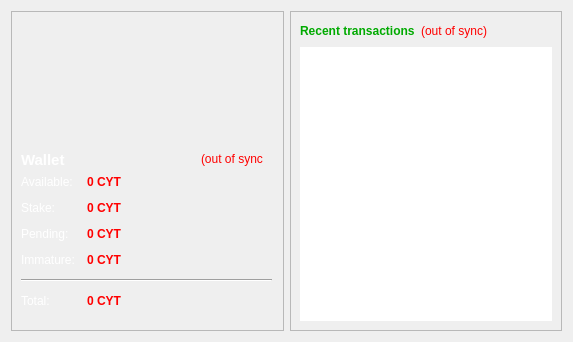
This is src/qt/forms/overviewpage.ui in 010000110101100101010100/CYTN as Qt 5 draws it before an edit. The edited form follows.
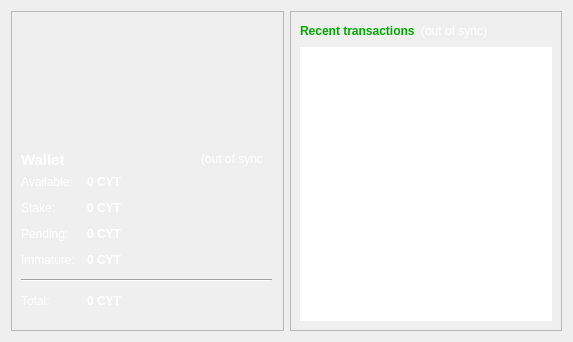
This is the edited form.

Commit message:
More adjustment to GUI Readability.
More adjustment to GUI Readability. You can now see things in the GUI client a lot easier.

```diff
--- a/src/qt/forms/overviewpage.ui
+++ b/src/qt/forms/overviewpage.ui
@@ -71,7 +71,7 @@
             <string>Your current spendable balance</string>
            </property>
            <property name="styleSheet">
-            <string notr="true">color: rgb(255, 0, 0);</string>
+            <string notr="true">color: rgb(255, 255, 255);</string>
            </property>
            <property name="text">
             <string notr="true">0 CYT</string>
@@ -106,7 +106,7 @@
             <string>Total of coins that was staked, and do not yet count toward the current balance</string>
            </property>
            <property name="styleSheet">
-            <string notr="true">color: rgb(255, 0, 0);</string>
+            <string notr="true">color: rgb(255, 255, 255);</string>
            </property>
            <property name="text">
             <string notr="true">0 CYT</string>
@@ -141,7 +141,7 @@
             <string>Total of transactions that have yet to be confirmed, and do not yet count toward the current balance</string>
            </property>
            <property name="styleSheet">
-            <string notr="true">color: rgb(255, 0, 0);</string>
+            <string notr="true">color: rgb(255, 255, 255);</string>
            </property>
            <property name="text">
             <string notr="true">0 CYT</string>
@@ -173,7 +173,7 @@
             <string>Mined balance that has not yet matured</string>
            </property>
            <property name="styleSheet">
-            <string notr="true">color: rgb(255, 0, 0);</string>
+            <string notr="true">color: rgb(255, 255, 255);</string>
            </property>
            <property name="text">
             <string notr="true">0 CYT</string>
@@ -215,7 +215,7 @@
             <string>Your current total balance</string>
            </property>
            <property name="styleSheet">
-            <string notr="true">color: rgb(255, 0, 0);</string>
+            <string notr="true">color: rgb(255, 255, 255);</string>
            </property>
            <property name="text">
             <string notr="true">0 CYT</string>
@@ -263,7 +263,7 @@
          <string>The displayed information may be out of date. Your wallet automatically synchronizes with the Cryptoken network after a connection is established, but this process has not completed yet.</string>
         </property>
         <property name="styleSheet">
-         <string notr="true">QLabel { color: red; }</string>
+         <string notr="true">QLabel { color: white; }</string>
         </property>
         <property name="text">
          <string notr="true">(out of sync)</string>
@@ -305,7 +305,7 @@
              <string>The displayed information may be out of date. Your wallet automatically synchronizes with the Cryptoken network after a connection is established, but this process has not completed yet.</string>
             </property>
             <property name="styleSheet">
-             <string notr="true">QLabel { color: red; }</string>
+             <string notr="true">QLabel { color: white; }</string>
             </property>
             <property name="text">
              <string notr="true">(out of sync)</string>
```
The commit also changes 3 other files.
